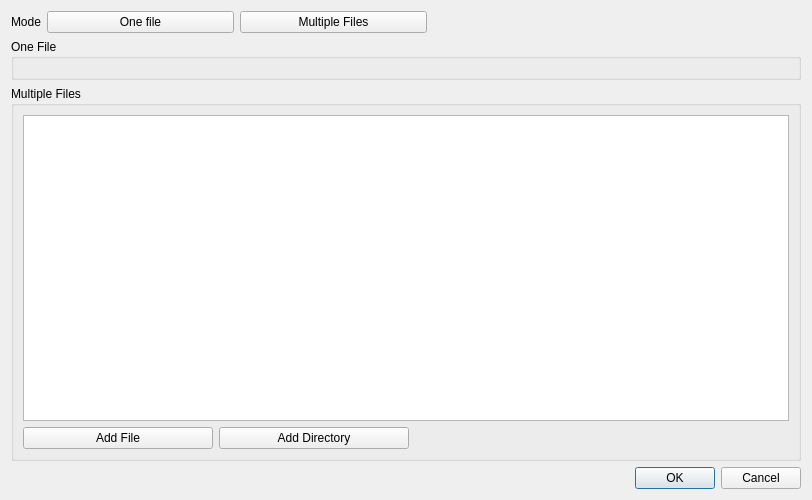
First picture: the form in src/widget/toolmysqldialog.ui, repository mugiseyebrows/mugi-query, before the edit.
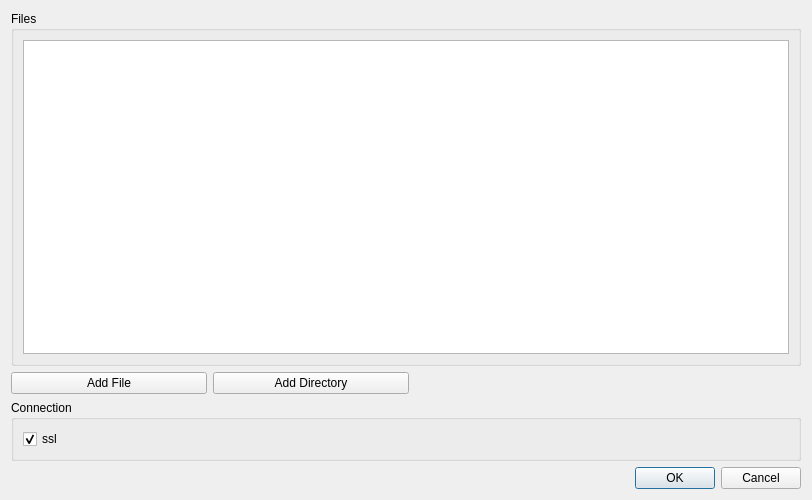
Second picture: the form after the edit. Custom widgets are drawn as their Qt base class.

Diff of the .ui file:
```diff
--- a/src/widget/toolmysqldialog.ui
+++ b/src/widget/toolmysqldialog.ui
@@ -14,70 +14,14 @@
    <string>Select input file</string>
   </property>
   <layout class="QVBoxLayout" name="verticalLayout_3">
-   <item>
-    <layout class="QHBoxLayout" name="horizontalLayout_2" stretch="0,1,1,2">
-     <item>
-      <widget class="QLabel" name="label">
-       <property name="text">
-        <string>Mode</string>
-       </property>
-      </widget>
-     </item>
-     <item>
-      <widget class="QPushButton" name="oneFile">
-       <property name="text">
-        <string>One file</string>
-       </property>
-       <property name="checkable">
-        <bool>true</bool>
-       </property>
-      </widget>
-     </item>
-     <item>
-      <widget class="QPushButton" name="multipleFiles">
-       <property name="text">
-        <string>Multiple Files</string>
-       </property>
-       <property name="checkable">
-        <bool>true</bool>
-       </property>
-      </widget>
-     </item>
-     <item>
-      <spacer name="horizontalSpacer">
-       <property name="orientation">
-        <enum>Qt::Horizontal</enum>
-       </property>
-       <property name="sizeHint" stdset="0">
-        <size>
-         <width>40</width>
-         <height>20</height>
-        </size>
-       </property>
-      </spacer>
-     </item>
-    </layout>
-   </item>
-   <item>
-    <widget class="QGroupBox" name="groupOneFile">
-     <property name="title">
-      <string>One File</string>
-     </property>
-     <layout class="QVBoxLayout" name="verticalLayout_2">
-      <item>
-       <widget class="LineSelect" name="input" native="true"/>
-      </item>
-     </layout>
-    </widget>
-   </item>
    <item>
     <widget class="QGroupBox" name="groupMultipleFiles">
      <property name="title">
-      <string>Multiple Files</string>
+      <string>Files</string>
      </property>
      <layout class="QVBoxLayout" name="verticalLayout">
       <item>
-       <widget class="QTableView" name="inputs">
+       <widget class="QTableView" name="files">
         <attribute name="horizontalHeaderVisible">
          <bool>false</bool>
         </attribute>
@@ -86,6 +30,9 @@
         </attribute>
        </widget>
       </item>
+     </layout>
+    </widget>
+   </item>
       <item>
        <layout class="QHBoxLayout" name="horizontalLayout" stretch="1,1,2">
         <item>
@@ -117,6 +64,22 @@
         </item>
        </layout>
       </item>
+   <item>
+    <widget class="QGroupBox" name="groupBox">
+     <property name="title">
+      <string>Connection</string>
+     </property>
+     <layout class="QVBoxLayout" name="verticalLayout_2">
+      <item>
+       <widget class="QCheckBox" name="ssl">
+        <property name="text">
+         <string>ssl</string>
+        </property>
+        <property name="checked">
+         <bool>true</bool>
+        </property>
+       </widget>
+      </item>
      </layout>
     </widget>
    </item>
@@ -132,14 +95,6 @@
    </item>
   </layout>
  </widget>
- <customwidgets>
-  <customwidget>
-   <class>LineSelect</class>
-   <extends>QWidget</extends>
-   <header>lineselect.h</header>
-   <container>1</container>
-  </customwidget>
- </customwidgets>
  <resources/>
  <connections>
   <connection>
```
Lines whose indentation alone changed are shown as unchanged.
